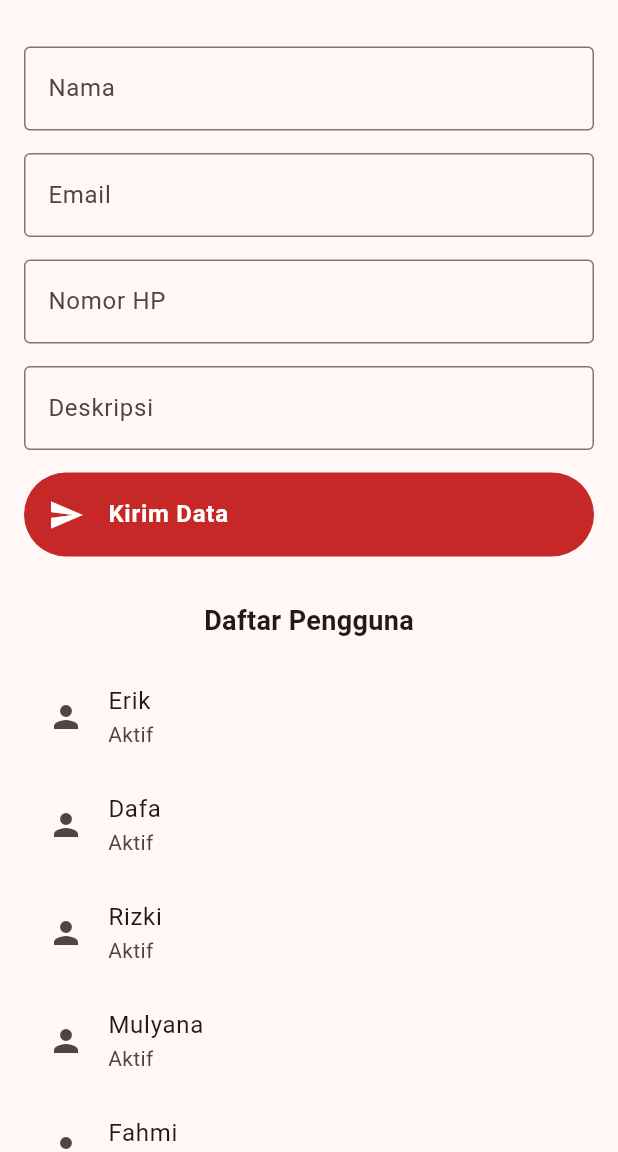
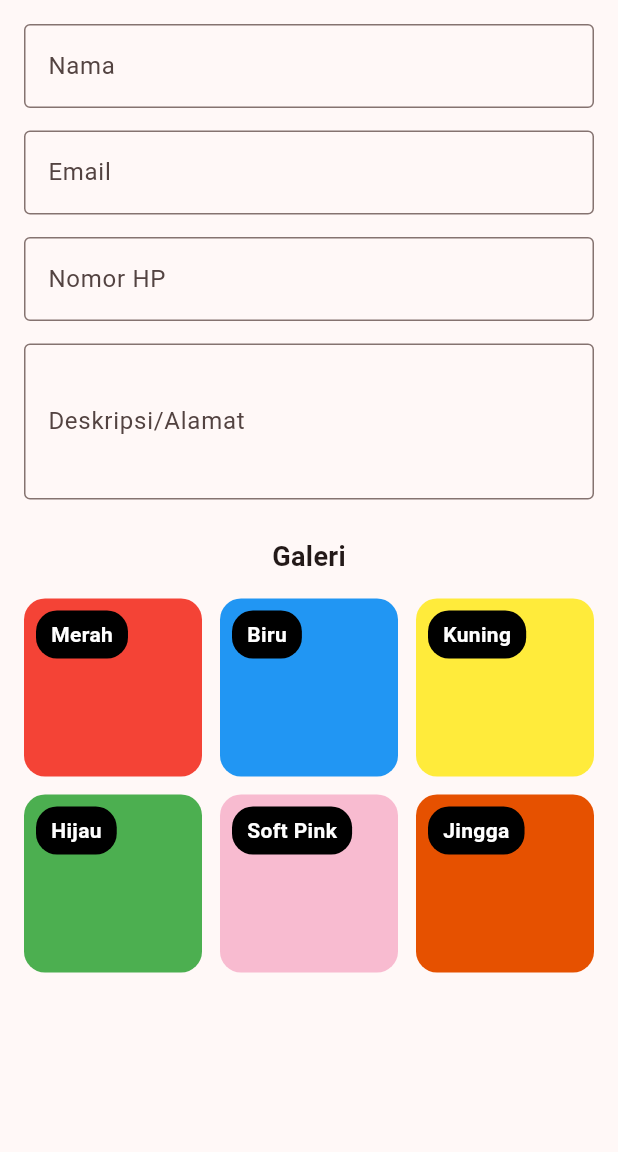
Before and after one commit to ErikKlaus/training_flutter, a Flutter app: the screen it shows after launch, on a phone screen of 412 x 824 dp, the part 84-1236 px from its top. Run offline on Flutter 3.47's test engine with Material 3 defaults, Android fonts, the phone set to English and light mode, and no system bars.

Commit message:
Tugas 3 Flutter

```diff
--- a/lib/main.dart
+++ b/lib/main.dart
@@ -3,6 +3,7 @@ import 'package:training_flutter/day_5/scaffold.dart';
 import 'package:training_flutter/day_8/day_8.dart';
 import 'package:training_flutter/tugas_1/tugas1.dart';
 import 'package:training_flutter/tugas_2/tugas2.dart';
+import 'package:training_flutter/tugas_3/tugas3.dart';
 import 'package:training_flutter/tugas_4/tugas4.dart';
 
 void main() {
@@ -37,7 +38,7 @@ class MyApp extends StatelessWidget {
           seedColor: const Color.fromARGB(255, 179, 16, 16),
         ),
       ),
-      home: const Tugas4(),
+      home: const Tugas3(),
     );
   }
 }
--- /dev/null
+++ b/lib/tugas_3/tugas3.dart
@@ -0,0 +1,116 @@
+import 'package:flutter/material.dart';
+
+class Tugas3 extends StatelessWidget {
+  const Tugas3({super.key});
+
+  @override
+  Widget build(BuildContext context) {
+    return Scaffold(
+      appBar: AppBar(
+        backgroundColor: Colors.white,
+        centerTitle: true,
+        leading: IconButton(
+          icon: const Icon(Icons.arrow_back, color: Colors.black),
+          onPressed: () {},
+        ),
+        title: const Text(
+          "Registrasi",
+          style: TextStyle(color: Colors.black, fontWeight: FontWeight.w700),
+        ),
+      ),
+
+      body: SingleChildScrollView(
+        padding: EdgeInsets.all(16),
+        child: Column(
+          children: [
+            TextField(
+              decoration: InputDecoration(
+                labelText: "Nama",
+                border: OutlineInputBorder(),
+              ),
+            ),
+            const SizedBox(height: 15),
+            TextField(
+              decoration: InputDecoration(
+                labelText: "Email",
+                border: OutlineInputBorder(),
+              ),
+            ),
+            const SizedBox(height: 15),
+            TextField(
+              keyboardType: TextInputType.phone,
+              decoration: InputDecoration(
+                labelText: "Nomor HP",
+                border: OutlineInputBorder(),
+              ),
+            ),
+            const SizedBox(height: 15),
+            TextField(
+              decoration: InputDecoration(
+                labelText: "Deskripsi/Alamat",
+                border: OutlineInputBorder(),
+              ),
+              maxLines: 3,
+            ),
+            const SizedBox(height: 25),
+
+            const Center(
+              child: Text(
+                "Galeri",
+                style: TextStyle(fontSize: 18, fontWeight: FontWeight.bold),
+              ),
+            ),
+            const SizedBox(height: 15),
+
+            GridView.count(
+              crossAxisCount: 3,
+              crossAxisSpacing: 12,
+              mainAxisSpacing: 12,
+              shrinkWrap: true,
+              physics: const NeverScrollableScrollPhysics(),
+              children: [
+                _box("Merah", Colors.red),
+                _box("Biru", Colors.blue),
+                _box("Kuning", Colors.yellow),
+                _box("Hijau", Colors.green),
+                _box("Soft Pink", Colors.pink.shade100),
+                _box("Jingga", Colors.orange.shade900),
+              ],
+            ),
+          ],
+        ),
+      ),
+    );
+  }
+
+  static Widget _box(String label, Color color) {
+    return Stack(
+      children: [
+        Container(
+          decoration: BoxDecoration(
+            color: color,
+            borderRadius: BorderRadius.circular(14),
+          ),
+        ),
+        Positioned(
+          top: 8,
+          left: 8,
+          child: Container(
+            padding: const EdgeInsets.symmetric(horizontal: 10, vertical: 6),
+            decoration: BoxDecoration(
+              color: Colors.black,
+              borderRadius: BorderRadius.circular(14),
+            ),
+            child: Text(
+              label,
+              style: const TextStyle(
+                color: Colors.white,
+                fontWeight: FontWeight.bold,
+              ),
+            ),
+          ),
+        ),
+      ],
+    );
+  }
+}
--- a/lib/tugas_4/tugas4.dart
+++ b/lib/tugas_4/tugas4.dart
@@ -50,6 +50,7 @@ class Tugas4 extends StatelessWidget {
               labelText: "Deskripsi",
               border: OutlineInputBorder(),
             ),
+            maxLines: 3,
           ),
           const SizedBox(height: 15),
           ListTile(
```
